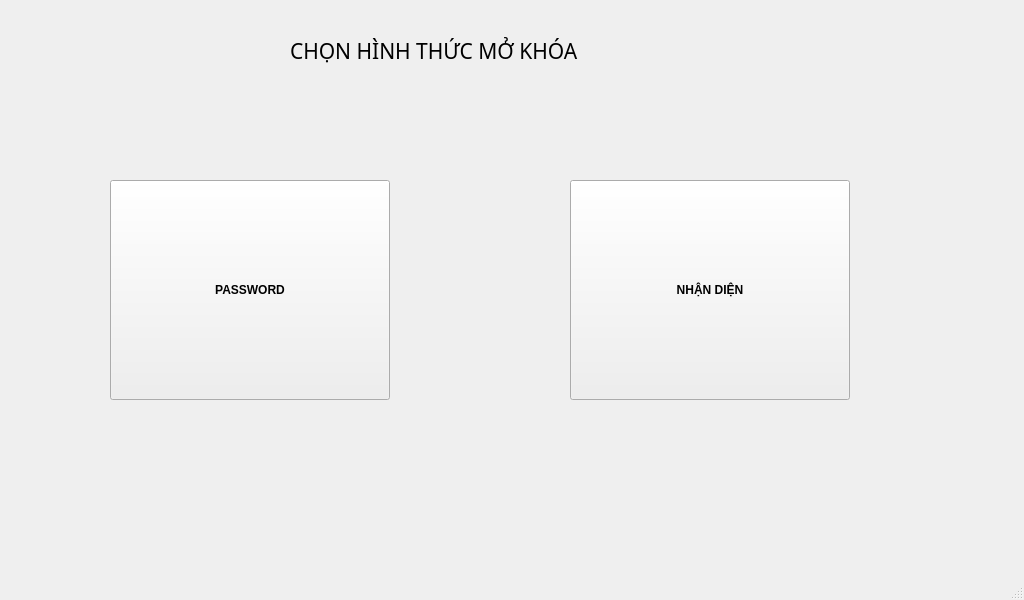
Above: app/ui/AUTH_METHOD.ui from nguyenduytruong1406-pixel/IntelligentLocker before the change. Below: the same form after it.
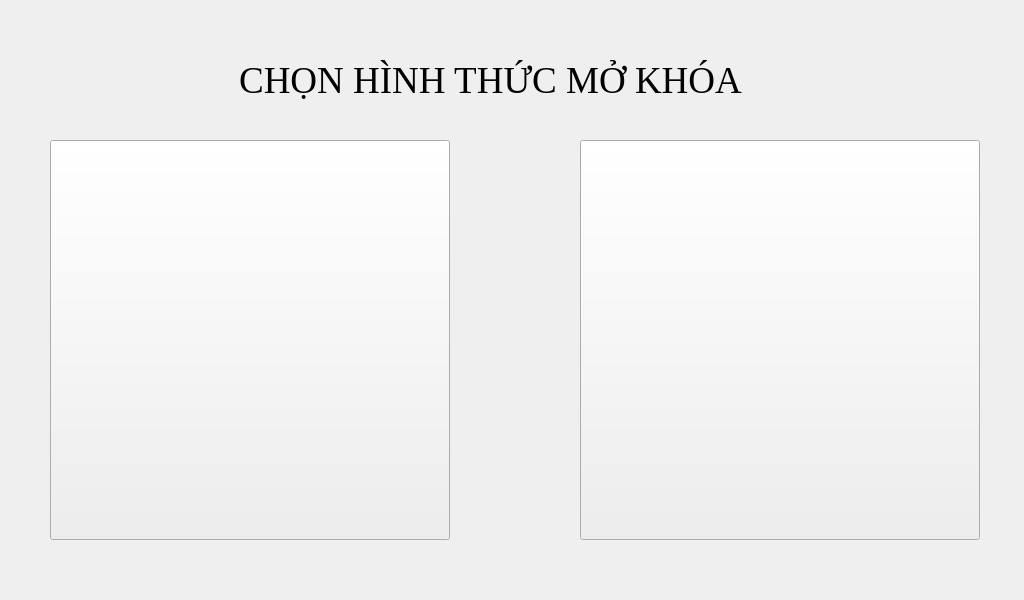
That is the form after the change.

The edit to the form file:
```diff
--- a/app/ui/AUTH_METHOD.ui
+++ b/app/ui/AUTH_METHOD.ui
@@ -14,81 +14,94 @@
    <string>MainWindow</string>
   </property>
   <widget class="QWidget" name="centralwidget">
-   <widget class="QLabel" name="label">
+   <widget class="QWidget" name="widget" native="true">
     <property name="geometry">
      <rect>
-      <x>290</x>
-      <y>30</y>
-      <width>431</width>
-      <height>41</height>
+      <x>0</x>
+      <y>0</y>
+      <width>1024</width>
+      <height>600</height>
      </rect>
     </property>
-    <property name="font">
-     <font>
-      <family>Kozuka Mincho Pr6N R</family>
-      <pointsize>16</pointsize>
-      <italic>false</italic>
-     </font>
-    </property>
-    <property name="text">
-     <string>CHỌN HÌNH THỨC MỞ KHÓA</string>
-    </property>
-   </widget>
-   <widget class="QPushButton" name="pass_select">
-    <property name="geometry">
-     <rect>
-      <x>110</x>
-      <y>180</y>
-      <width>280</width>
-      <height>220</height>
-     </rect>
-    </property>
-    <property name="minimumSize">
-     <size>
-      <width>280</width>
-      <height>220</height>
-     </size>
-    </property>
-    <property name="font">
-     <font>
-      <weight>75</weight>
-      <bold>true</bold>
-     </font>
-    </property>
-    <property name="styleSheet">
-     <string notr="true"/>
-    </property>
-    <property name="text">
-     <string>PASSWORD</string>
-    </property>
-   </widget>
-   <widget class="QPushButton" name="recog_select">
-    <property name="geometry">
-     <rect>
-      <x>570</x>
-      <y>180</y>
-      <width>280</width>
-      <height>220</height>
-     </rect>
-    </property>
-    <property name="minimumSize">
-     <size>
-      <width>280</width>
-      <height>220</height>
-     </size>
-    </property>
-    <property name="font">
-     <font>
-      <weight>75</weight>
-      <bold>true</bold>
-     </font>
-    </property>
-    <property name="styleSheet">
-     <string notr="true"/>
-    </property>
-    <property name="text">
-     <string>NHẬN DIỆN</string>
-    </property>
+    <widget class="QPushButton" name="pass_select_b">
+     <property name="geometry">
+      <rect>
+       <x>50</x>
+       <y>140</y>
+       <width>400</width>
+       <height>400</height>
+      </rect>
+     </property>
+     <property name="minimumSize">
+      <size>
+       <width>280</width>
+       <height>220</height>
+      </size>
+     </property>
+     <property name="font">
+      <font>
+       <weight>75</weight>
+       <bold>true</bold>
+      </font>
+     </property>
+     <property name="styleSheet">
+      <string notr="true"/>
+     </property>
+     <property name="text">
+      <string/>
+     </property>
+    </widget>
+    <widget class="QPushButton" name="recog_select_b">
+     <property name="geometry">
+      <rect>
+       <x>580</x>
+       <y>140</y>
+       <width>400</width>
+       <height>400</height>
+      </rect>
+     </property>
+     <property name="minimumSize">
+      <size>
+       <width>280</width>
+       <height>220</height>
+      </size>
+     </property>
+     <property name="font">
+      <font>
+       <weight>75</weight>
+       <bold>true</bold>
+      </font>
+     </property>
+     <property name="styleSheet">
+      <string notr="true"/>
+     </property>
+     <property name="text">
+      <string/>
+     </property>
+    </widget>
+    <widget class="QLabel" name="label">
+     <property name="geometry">
+      <rect>
+       <x>140</x>
+       <y>50</y>
+       <width>701</width>
+       <height>61</height>
+      </rect>
+     </property>
+     <property name="font">
+      <font>
+       <family>Times New Roman</family>
+       <pointsize>28</pointsize>
+       <italic>false</italic>
+      </font>
+     </property>
+     <property name="text">
+      <string>CHỌN HÌNH THỨC MỞ KHÓA</string>
+     </property>
+     <property name="alignment">
+      <set>Qt::AlignCenter</set>
+     </property>
+    </widget>
    </widget>
   </widget>
   <widget class="QMenuBar" name="menubar">
@@ -101,7 +114,6 @@
     </rect>
    </property>
   </widget>
-  <widget class="QStatusBar" name="statusbar"/>
  </widget>
  <resources/>
  <connections/>
```
